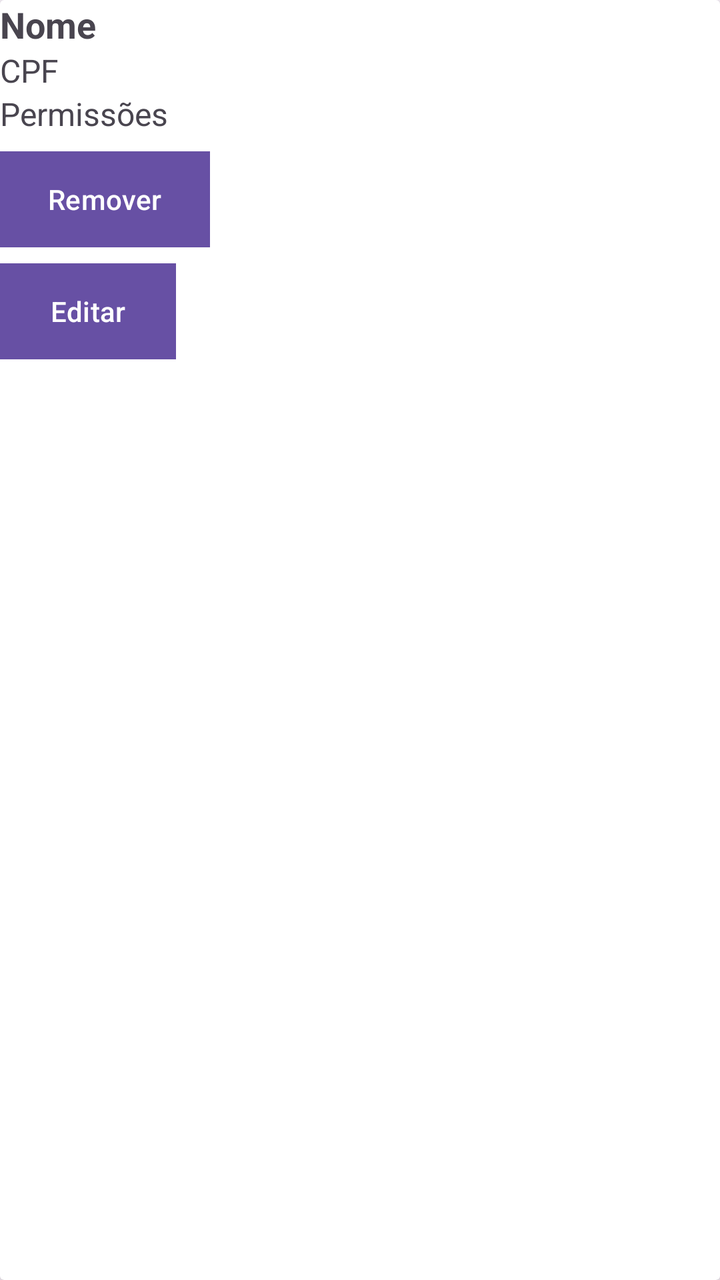
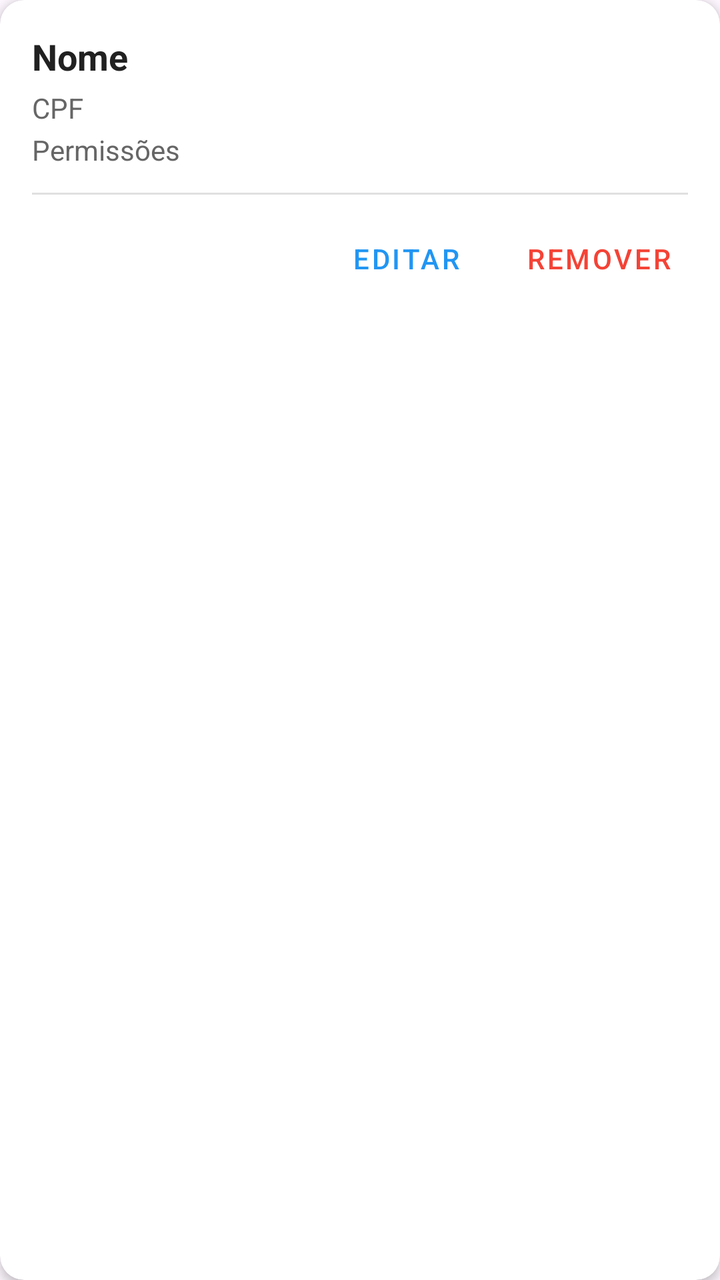

Before-and-after screenshots of an Android layout around one commit, followed by the original layout XML and the change that was made.
<!-- AndroidManifest.xml: application theme Theme.Projeto_semestral_xml -->
<!-- res/layout/lista_usuario.xml -->
<androidx.cardview.widget.CardView
    xmlns:android="http://schemas.android.com/apk/res/android"
    android:layout_width="match_parent"
    android:layout_height="wrap_content"
    android:layout_marginBottom="12dp"
    android:elevation="4dp"
    android:padding="12dp">

    <LinearLayout
        android:layout_width="match_parent"
        android:layout_height="wrap_content"
        android:orientation="vertical">

        <TextView
            android:id="@+id/tvNome"
            android:layout_width="wrap_content"
            android:layout_height="wrap_content"
            android:text="Nome"
            android:textStyle="bold"
            android:textSize="18sp"/>

        <TextView
            android:id="@+id/tvCpf"
            android:layout_width="wrap_content"
            android:layout_height="wrap_content"
            android:text="CPF"
            android:textSize="16sp"/>

        <TextView
            android:id="@+id/tvPermissoes"
            android:layout_width="wrap_content"
            android:layout_height="wrap_content"
            android:text="Permissões"
            android:textSize="16sp"/>

        <Button
            android:id="@+id/btnRemover"
            android:layout_width="wrap_content"
            android:layout_height="wrap_content"
            android:text="Remover"
            android:textColor="#FFFFFF"
            android:background="#F44336"
            android:layout_marginTop="8dp"/>

        <Button
            android:id="@+id/btnEditar"
            android:layout_width="wrap_content"
            android:layout_height="wrap_content"
            android:text="Editar"
            android:textColor="#FFFFFF"
            android:background="#2196F3"
            android:layout_marginTop="8dp"/>

    </LinearLayout>
</androidx.cardview.widget.CardView>
<!-- resources referenced by this layout -->
<resources>
  <style name="Theme.Projeto_semestral_xml" parent="Base.Theme.Projeto_semestral_xml" />
  <style name="Base.Theme.Projeto_semestral_xml" parent="Theme.Material3.DayNight.NoActionBar">
          
          
      </style>
</resources>

<!-- the commit's change to res/layout/lista_usuario.xml (unified diff, before → after) -->
@@ -1,55 +1,84 @@
+<?xml version="1.0" encoding="utf-8"?>
 <androidx.cardview.widget.CardView
     xmlns:android="http://schemas.android.com/apk/res/android"
+    xmlns:app="http://schemas.android.com/apk/res-auto"
     android:layout_width="match_parent"
     android:layout_height="wrap_content"
-    android:layout_marginBottom="12dp"
-    android:elevation="4dp"
-    android:padding="12dp">
+    android:layout_marginHorizontal="16dp"
+    android:layout_marginVertical="8dp"
+    app:cardCornerRadius="12dp"
+    app:cardElevation="3dp"
+    app:contentPadding="16dp">
 
     <LinearLayout
         android:layout_width="match_parent"
         android:layout_height="wrap_content"
         android:orientation="vertical">
 
+        
         <TextView
             android:id="@+id/tvNome"
-            android:layout_width="wrap_content"
+            android:layout_width="match_parent"
             android:layout_height="wrap_content"
             android:text="Nome"
-            android:textStyle="bold"
-            android:textSize="18sp"/>
+            android:textColor="#212121"
+            android:textSize="18sp"
+            android:textStyle="bold" />
 
+        
         <TextView
             android:id="@+id/tvCpf"
-            android:layout_width="wrap_content"
+            android:layout_width="match_parent"
             android:layout_height="wrap_content"
+            android:layout_marginTop="4dp"
             android:text="CPF"
-            android:textSize="16sp"/>
+            android:textColor="#666666"
+            android:textSize="14sp" />
 
+        
         <TextView
             android:id="@+id/tvPermissoes"
-            android:layout_width="wrap_content"
+            android:layout_width="match_parent"
             android:layout_height="wrap_content"
+            android:layout_marginTop="2dp"
             android:text="Permissões"
-            android:textSize="16sp"/>
+            android:textColor="#666666"
+            android:textSize="14sp" />
 
-        <Button
-            android:id="@+id/btnRemover"
-            android:layout_width="wrap_content"
+        
+        <View
+            android:layout_width="match_parent"
+            android:layout_height="1dp"
+            android:layout_marginTop="12dp"
+            android:layout_marginBottom="8dp"
+            android:background="#E0E0E0" />
+
+        
+        <LinearLayout
+            android:layout_width="match_parent"
             android:layout_height="wrap_content"
-            android:text="Remover"
-            android:textColor="#FFFFFF"
-            android:background="#F44336"
-            android:layout_marginTop="8dp"/>
+            android:gravity="end"
+            android:orientation="horizontal">
 
-        <Button
-            android:id="@+id/btnEditar"
-            android:layout_width="wrap_content"
-            android:layout_height="wrap_content"
-            android:text="Editar"
-            android:textColor="#FFFFFF"
-            android:background="#2196F3"
-            android:layout_marginTop="8dp"/>
+            <com.google.android.material.button.MaterialButton
+                android:id="@+id/btnEditar"
+                style="@style/Widget.MaterialComponents.Button.TextButton"
+                android:layout_width="wrap_content"
+                android:layout_height="wrap_content"
+                android:layout_marginEnd="8dp"
+                android:text="Editar"
+                android:textColor="#2196F3" />
+
+            <com.google.android.material.button.MaterialButton
+                android:id="@+id/btnRemover"
+                style="@style/Widget.MaterialComponents.Button.TextButton"
+                android:layout_width="wrap_content"
+                android:layout_height="wrap_content"
+                android:text="Remover"
+                android:textColor="#F44336" />
+
+        </LinearLayout>
 
     </LinearLayout>
+
 </androidx.cardview.widget.CardView>
